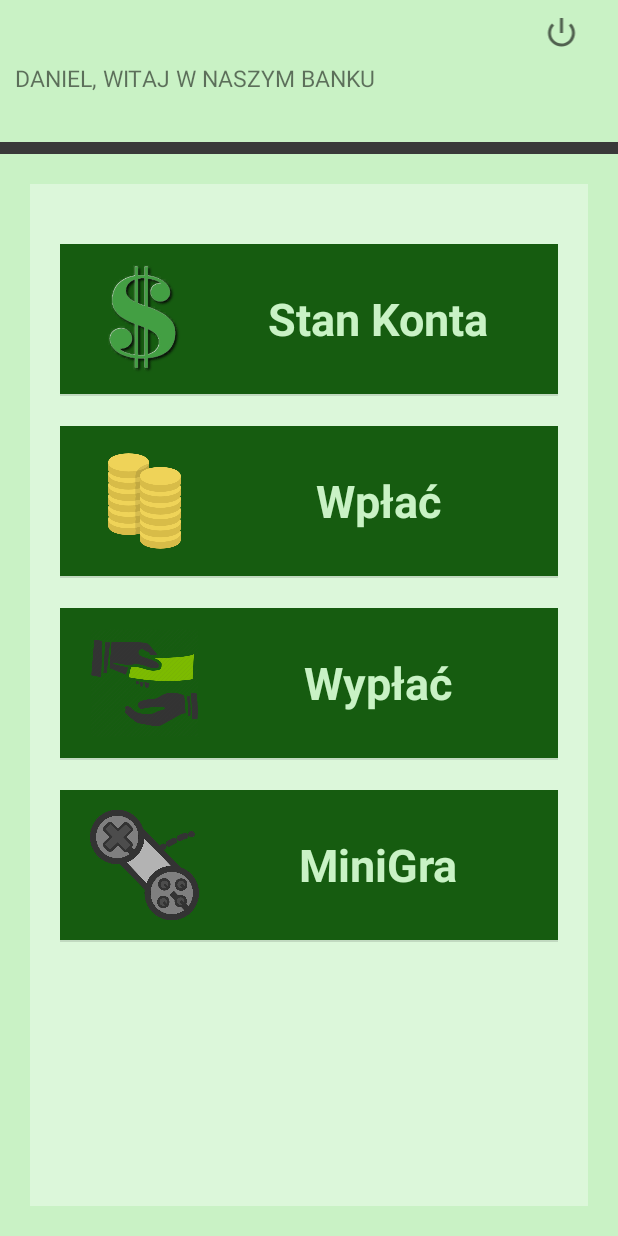
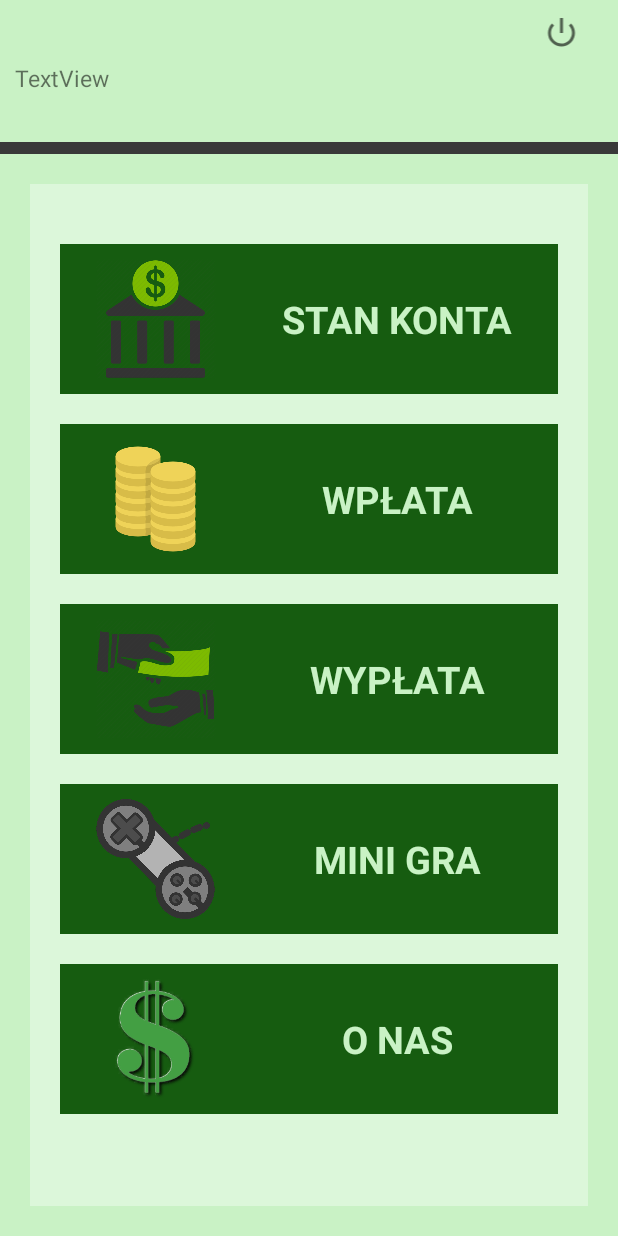
Before and after one commit to bogusz2233/Bank, an Android app: the ChooseActivity screen opened directly, with no data from a screen before it, on a phone screen of 412 x 824 dp. Run offline under Robolectric (Android 15) with nearby library versions, the phone set to English and light mode, and no system bars.

Commit message:
added buttons as a fragments

```diff
--- a/app/src/main/java/com/example/bogusz/bank/ChooseActivity.java
+++ b/app/src/main/java/com/example/bogusz/bank/ChooseActivity.java
@@ -2,12 +2,12 @@ package com.example.bogusz.bank;
 
 import android.content.Intent;
 import android.os.Bundle;
-import android.support.v7.app.AlertDialog;
+import android.support.v4.app.FragmentTransaction;
 import android.support.v7.app.AppCompatActivity;
 import android.util.DisplayMetrics;
 import android.util.Log;
 import android.view.View;
-import android.widget.ListView;
+import android.widget.LinearLayout;
 import android.widget.TextView;
 
 import java.util.ArrayList;
@@ -15,18 +15,15 @@ import java.util.ArrayList;
 public class ChooseActivity extends AppCompatActivity {
 
 
-    private ListView lista;
+    private LinearLayout scrollView;
     private TextView textBelka;
+    private ArrayList<CustomButton> customButtons = new ArrayList<>();
 
     private static String signUzytkownik;
     public static String tagLog = "tagi";
 
     private static int DP;
 
-    private static boolean udaloSie;
-    //Baza danych
-
-    DatabaseHelper myDb;
 
     @Override
     protected void onCreate(Bundle savedInstanceState) {
@@ -35,11 +32,22 @@ public class ChooseActivity extends AppCompatActivity {
 
         makeDP();
         //GUI init
-        lista =(ListView) findViewById(R.id.lista);
+        scrollView =(LinearLayout) findViewById(R.id.scrollView);
         textBelka = (TextView) findViewById(R.id.textBelka);
 
-        stworzPrzyciski(4);
-        textBelka.setText(( signUzytkownik + ", witaj w naszym banku").toUpperCase());
+
+
+        //making button fragments
+        for(int i = 0; i < 5; i++) {
+            customButtons.add(new CustomButton());
+        }
+        for(int i = 0; i < customButtons.size(); i++) {
+
+            FragmentTransaction ft = getSupportFragmentManager().beginTransaction();
+            ft.add(scrollView.getId(), customButtons.get(i));
+            ft.commit();
+
+        }
 
 
     }
@@ -48,10 +56,12 @@ public class ChooseActivity extends AppCompatActivity {
     protected void onStart() {
         super.onStart();
         Log.i(tagLog, "onStart" );
+        settingBut();
     }
 
 
     private void makeDP() {
+        //that function getting size of screen in dp
         DisplayMetrics dmetric = new DisplayMetrics();
         getWindowManager().getDefaultDisplay().getMetrics(dmetric);
         DP = (int) dmetric.density;
@@ -76,51 +86,37 @@ public class ChooseActivity extends AppCompatActivity {
     }
 
 
-    private void stworzPrzyciski(int licz_przyc) {
 
 
-        // creating and adding buttons
-
-        ArrayList<CustomButtonInfo> custom = new ArrayList<CustomButtonInfo>();
-
-
-        custom.add(new CustomButtonInfo("Stan Konta", R.drawable.dolar));
-        custom.add(new CustomButtonInfo("Wpłać", R.drawable.wplac));
-        custom.add(new CustomButtonInfo("Wypłać", R.drawable.wyplac));
-        custom.add(new CustomButtonInfo("MiniGra", R.drawable.controller));
-
-        CuBuAdapter cuBuAdapter = new CuBuAdapter(this,custom);
-        lista.setAdapter(cuBuAdapter);
-
-
-    }
-
-    private void setUpPrzyciski(){
-
-    }
-
-
-
-    private void showMessage(String title, String message){
-        AlertDialog.Builder builder = new AlertDialog.Builder(this);
-        builder.setCancelable(true);
-        builder.setTitle(title);
-        builder.setMessage(message);
-        builder.show();
-    }
     public static int getDP() {
         return DP;
-    }
-
-    public static void setDP(int DP) {
-        ChooseActivity.DP = DP;
-    }
-
-    public static String getSignUzytkownik() {
-        return signUzytkownik;
     }
 
     public static void setSignUzytkownik(String signUzytkownik) {
         ChooseActivity.signUzytkownik = signUzytkownik;
     }
+    private void settingBut(){
+        //that function setUp all buttons
+
+        //first button
+        customButtons.get(0).changeText(R.string.account_balance);
+        customButtons.get(0).changeImage(R.drawable.stan);
+
+        //second button
+        customButtons.get(1).changeText(R.string.deposit);
+        customButtons.get(1).changeImage(R.drawable.wplac);
+
+
+        //third button
+        customButtons.get(2).changeText(R.string.payoff);
+        customButtons.get(2).changeImage(R.drawable.wyplac);
+
+        //fourth button
+        customButtons.get(3).changeText(R.string.mini_game);
+        customButtons.get(3).changeImage(R.drawable.controller);
+
+        // fifth button
+        customButtons.get(4).changeText(R.string.about_us);
+        customButtons.get(4).changeImage(R.drawable.dolar);
+    }
 }
--- a/app/src/main/java/com/example/bogusz/bank/CuBuAdapter.java
+++ /dev/null
@@ -1,54 +0,0 @@
-package com.example.bogusz.bank;
-
-import android.content.Context;
-import android.support.annotation.NonNull;
-import android.view.LayoutInflater;
-import android.view.View;
-import android.view.ViewGroup;
-import android.widget.ArrayAdapter;
-import android.widget.ImageView;
-import android.widget.TextView;
-
-import java.util.ArrayList;
-
-/**
- * Created by bogusz on 23.07.17.
- */
-
-public class CuBuAdapter extends ArrayAdapter<CustomButtonInfo>{
-
-    public CuBuAdapter(@NonNull Context context, ArrayList<CustomButtonInfo> objects) {
-        super(context, 0, objects);
-    }
-
-
-
-
-    @Override
-    public View getView(int position, View convertView, ViewGroup parent) {
-
-        View listItemView = convertView;
-
-        if(listItemView == null) {
-            listItemView = LayoutInflater.from(getContext()).inflate(
-                    R.layout.custom_button, parent, false);
-        }
-
-        // wyciąga element z tablicy
-        CustomButtonInfo but = getItem(position);
-
-        // wyciąga i ustawia tekst
-        TextView nameTextView = (TextView) listItemView.findViewById(R.id.txCustomButton);
-        nameTextView.setText(but.getText());
-
-        // wyciąga i ustawia zdjecie
-        ImageView iconView = (ImageView) listItemView.findViewById(R.id.imCustomButton);
-        iconView.setImageResource(but.getImageId());
-
-        return listItemView;
-
-    }
-
-
-
-}
--- /dev/null
+++ b/app/src/main/java/com/example/bogusz/bank/CustomButton.java
@@ -0,0 +1,61 @@
+package com.example.bogusz.bank;
+
+import android.os.Bundle;
+import android.support.annotation.Nullable;
+import android.support.v4.app.Fragment;
+import android.util.Log;
+import android.view.LayoutInflater;
+import android.view.View;
+import android.view.ViewGroup;
+import android.widget.ImageView;
+import android.widget.TextView;
+
+
+public class CustomButton extends Fragment {
+
+    private ImageView imCusBut;
+    private TextView txCusBut;
+
+    @Override
+    public View onCreateView(LayoutInflater inflater, ViewGroup container,
+                             Bundle savedInstanceState) {
+        // Inflate the layout for this fragment
+        return inflater.inflate(R.layout.fragment_custom_button, container, false);
+    }
+
+    @Override
+    public void onActivityCreated(@Nullable Bundle savedInstanceState) {
+        super.onActivityCreated(savedInstanceState);
+        Log.i(ChooseActivity.tagLog,"CustomButton - onActivityCreated");
+
+        imCusBut = (ImageView) this.getView().findViewById(R.id.imCusBut);
+        txCusBut = (TextView) this.getView().findViewById(R.id.txCusBut);
+
+    }
+
+    @Override
+    public void onStart() {
+        super.onStart();
+        Log.i(ChooseActivity.tagLog,"CustomButton - onStart");
+
+
+    }
+
+    public void changeText(String text){
+
+        String string = text.toUpperCase();
+
+        txCusBut.setText(string);
+    }
+    public void changeText(int resId){
+        String string = getString(resId);
+        string = string.toUpperCase();
+
+        txCusBut.setText(string);
+    }
+
+    public void changeImage(int idImage){
+
+        imCusBut.setImageResource(idImage);
+    }
+}
--- a/app/src/main/java/com/example/bogusz/bank/CustomButtonInfo.java
+++ /dev/null
@@ -1,32 +0,0 @@
-package com.example.bogusz.bank;
-
-/**
- * Created by bogusz on 23.07.17.
- */
-
-public class CustomButtonInfo {
-
-    private String text;
-    private int imageId;
-
-    public CustomButtonInfo(String text, int imageId){
-        this.text = text;
-        this.imageId = imageId;
-    }
-
-    public String getText() {
-        return text;
-    }
-
-    public void setText(String text) {
-        this.text = text;
-    }
-
-    public int getImageId() {
-        return imageId;
-    }
-
-    public void setImageId(int imageId) {
-        this.imageId = imageId;
-    }
-}
--- a/app/src/main/res/layout/activity_choose.xml
+++ b/app/src/main/res/layout/activity_choose.xml
@@ -45,8 +45,8 @@
 
 
 
-        <ListView
-            android:id="@+id/lista"
+        <ScrollView
+            android:scrollbars="none"
             android:padding="20dp"
             android:background="#59ffffff"
             android:layout_margin="20dp"
@@ -54,8 +54,15 @@
             android:layout_height="0dp"
             android:layout_weight="8"
             >
+            <LinearLayout
+                android:id="@+id/scrollView"
+                android:layout_width="match_parent"
+                android:layout_height="match_parent"
+                android:orientation="vertical">
 
-        </ListView>
+            </LinearLayout>
+
+        </ScrollView>
 
 
 </LinearLayout>
--- /dev/null
+++ b/app/src/main/res/layout/fragment_custom_button.xml
@@ -0,0 +1,33 @@
+<LinearLayout xmlns:android="http://schemas.android.com/apk/res/android"
+    xmlns:tools="http://schemas.android.com/tools"
+    android:orientation="horizontal"
+    android:layout_width="match_parent"
+    android:layout_height="100dp"
+    android:layout_marginTop="20dp"
+    android:paddingTop="10dp"
+    android:paddingBottom="10dp"
+    android:paddingLeft="10dp"
+    android:background="@color/colorPrimaryDark"
+    tools:context="com.example.bogusz.bank.CustomButton">
+
+
+    <ImageView
+        android:id="@+id/imCusBut"
+        android:layout_weight="1"
+        android:layout_width="0dp"
+        android:layout_height="match_parent"
+
+        android:src="@drawable/dolar"/>
+    <TextView
+        android:id="@+id/txCusBut"
+        android:layout_weight="2"
+        android:layout_width="0dp"
+        android:layout_height="match_parent"
+
+        android:gravity="center"
+        android:text="@string/hello_blank_fragment"
+        android:textColor="@color/colorPrimary"
+        android:textSize="25dp"
+        android:textStyle="bold"/>
+
+</LinearLayout>
--- a/app/src/main/res/values/strings.xml
+++ b/app/src/main/res/values/strings.xml
@@ -2,6 +2,12 @@
     <string name="app_name">Bank</string>
     <string name="tekstPrzywitanie">Witaj w naszym banku</string>
 
+    <string name="account_balance">Stan konta</string>
+    <string name="deposit">Wpłata</string>
+    <string name="payoff">Wypłata</string>
+
     <!-- TODO: Remove or change this placeholder text -->
-    <string name="hello_blank_fragment">Hello blank fragment</string>
+    <string name="hello_blank_fragment">Nothing changed</string>
+    <string name="mini_game">Mini gra</string>
+    <string name="about_us">O nas</string>
 </resources>
```
Also changed, not shown: app/src/main/java/com/example/bogusz/bank/DatabaseHelper.java (deleted, +0 -63 lines).
